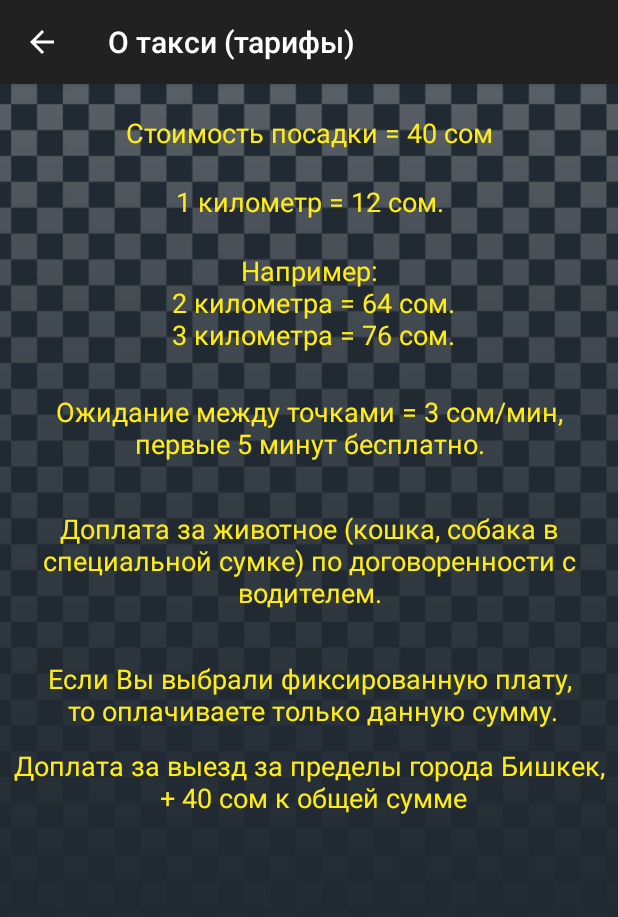
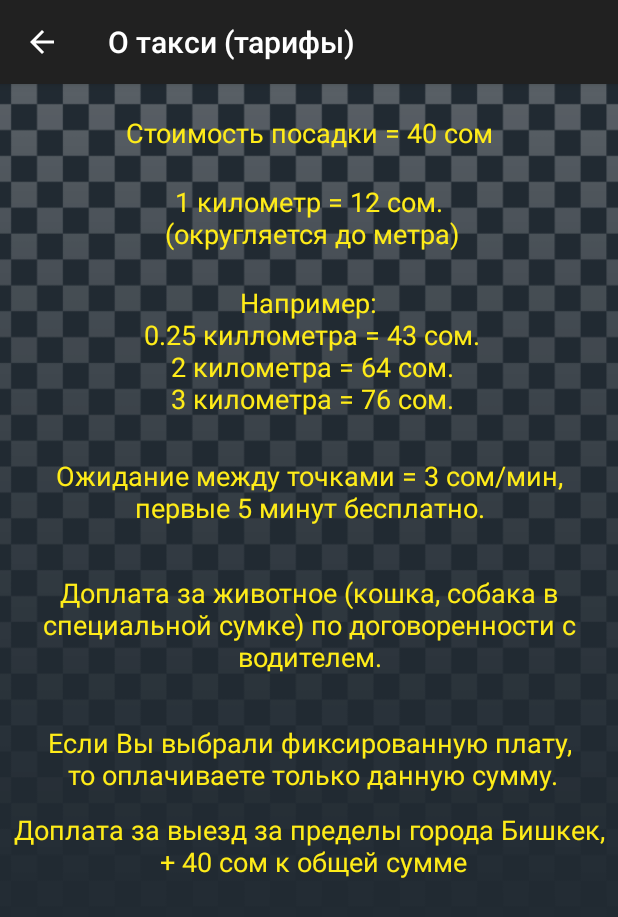
Before and after one commit to Danziamo/taxic, an Android app: the AboutActivity screen opened directly, with no data from a screen before it, on a phone screen of 412 x 824 dp. Shown: the top 917 px of the screen. Run offline under Robolectric (Android 15) with nearby library versions, the phone set to English and light mode, and no system bars; 1 statement that could not run was skipped.

Commit message:
change version

```diff
--- a/app/src/main/res/values/strings.xml
+++ b/app/src/main/res/values/strings.xml
@@ -29,8 +29,8 @@
     <string name="info">Почта:\n taxi.support@mirsoft.kg</string>
     <string name="title_activity_about">О такси (тарифы)</string>
     <string name="tariff_line1">Cтоимость посадки = 40 сом\n</string>
-    <string name="tariff_line2">1 километр = 12 сом.\n</string>
-    <string name="tariff_line3">Например:\n 2 километра = 64 сом.\n 3 километра = 76 сом.\n</string>
+    <string name="tariff_line2">1 километр = 12 сом.\n (округляется до метра)\n</string>
+    <string name="tariff_line3">Например:\n 0.25 киллометра = 43 сом.\n 2 километра = 64 сом.\n 3 километра = 76 сом.\n</string>
     <string name="tariff_line4">Ожидание между точками = 3 сом/мин, первые 5 минут бесплатно.\n</string>
     <string name="tariff_line5">Доплата за животное (кошка, собака в специальной сумке) по договоренности с водителем.\n</string>
     <string name="tariff_line6">Если Вы выбрали фиксированную плату,\n то оплачиваете только данную сумму.</string>
```
